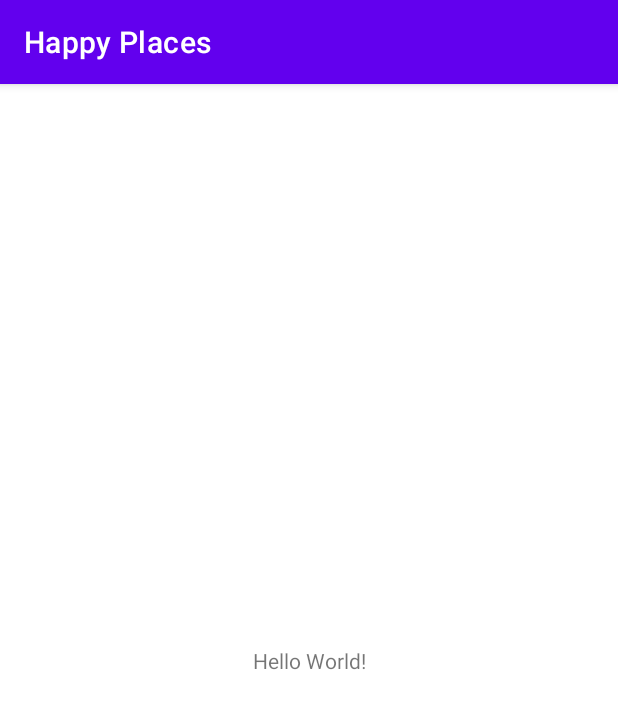
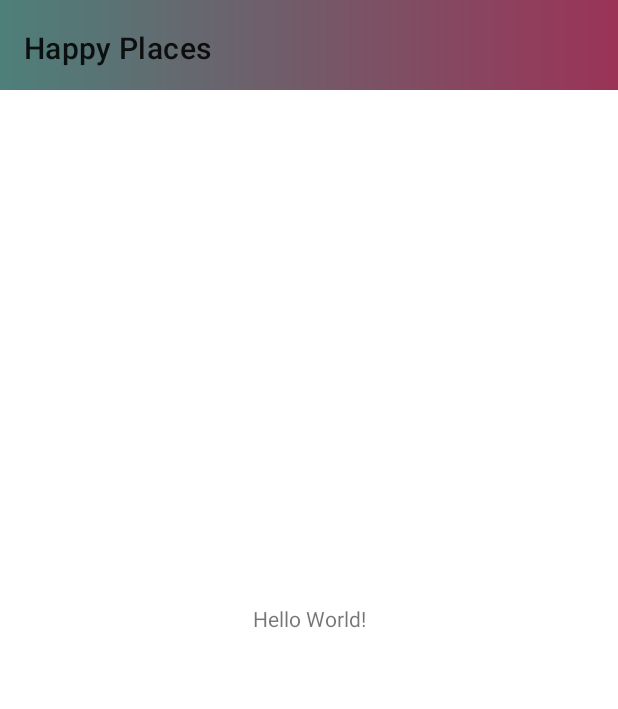
Before and after one commit to andreea-popa22/Happy-Places-Android-Java-Project, an Android app: the screen it shows after launch (MainActivity), on a phone screen of 412 x 824 dp. Shown: the top 709 px of the screen. Run offline under Robolectric (Android 15) with nearby library versions, the phone set to English and light mode, and no system bars.

Commit message:
make action bar gradient

```diff
--- a/HappyPlaces/app/src/main/java/com/happyplaces/MainActivity.java
+++ b/HappyPlaces/app/src/main/java/com/happyplaces/MainActivity.java
@@ -2,7 +2,12 @@ package com.happyplaces;
 
 import androidx.appcompat.app.AppCompatActivity;
 
+import android.graphics.Color;
+import android.graphics.drawable.Drawable;
 import android.os.Bundle;
+import android.view.View;
+import android.view.WindowManager;
+import androidx.appcompat.widget.Toolbar;
 
 public class MainActivity extends AppCompatActivity {
 
@@ -10,5 +15,8 @@ public class MainActivity extends AppCompatActivity {
     protected void onCreate(Bundle savedInstanceState) {
         super.onCreate(savedInstanceState);
         setContentView(R.layout.activity_main);
+
+        Toolbar toolbar = findViewById(R.id.toolbar);
+        setSupportActionBar(toolbar);
     }
 }
--- /dev/null
+++ b/HappyPlaces/app/src/main/res/drawable/gradient_color.xml
@@ -0,0 +1,8 @@
+<?xml version="1.0" encoding="utf-8"?>
+<shape xmlns:android="http://schemas.android.com/apk/res/android">
+    <gradient
+        android:type="linear"
+        android:angle="0"
+        android:startColor="@color/logo_green"
+        android:endColor="@color/logo_pink" />
+</shape>
--- a/HappyPlaces/app/src/main/res/layout/activity_main.xml
+++ b/HappyPlaces/app/src/main/res/layout/activity_main.xml
@@ -15,4 +15,6 @@
         app:layout_constraintRight_toRightOf="parent"
         app:layout_constraintTop_toTopOf="parent" />
 
+    <include layout="@layout/toolbar"/>
+
 </androidx.constraintlayout.widget.ConstraintLayout>
--- /dev/null
+++ b/HappyPlaces/app/src/main/res/layout/toolbar.xml
@@ -0,0 +1,15 @@
+<?xml version="1.0" encoding="utf-8"?>
+<LinearLayout xmlns:android="http://schemas.android.com/apk/res/android"
+    android:orientation="vertical" android:layout_width="match_parent"
+    android:layout_height="60sp"
+    android:background="@drawable/gradient_color"
+    android:gravity="bottom"
+    >
+
+    <androidx.appcompat.widget.Toolbar
+        android:layout_width="match_parent"
+        android:layout_height="?actionBarSize"
+        android:id="@+id/toolbar"
+        />
+
+</LinearLayout>
--- a/HappyPlaces/app/src/main/res/values-night/ids.xml
+++ /dev/null
@@ -1,11 +0,0 @@
-<?xml version="1.0" encoding="utf-8"?>
-<resources>
-    <item name="sign_in_text" type="id">sign_in_text</item>
-    <item name="til_login_email" type="id">til_login_email</item>
-    <item name="et_login_email" type="id">et_login_email</item>
-    <item name="til_login_password" type="id">til_login_password</item>
-    <item name="et_login_password" type="id">et_login_password</item>
-    <item name="btn_login" type="id">btn_login</item>
-    <item name="no_account" type="id">no_account</item>
-    <item name="tv_to_sign_up" type="id">tv_to_sign_up</item>
-</resources>
--- a/HappyPlaces/app/src/main/res/values/themes.xml
+++ b/HappyPlaces/app/src/main/res/values/themes.xml
@@ -2,16 +2,16 @@
     <!-- Base application theme. -->
     <style name="Theme.HappyPlaces" parent="Theme.MaterialComponents.DayNight.DarkActionBar">
         <!-- Primary brand color. -->
-        <item name="colorPrimary">@color/purple_500</item>
-        <item name="colorPrimaryVariant">@color/purple_700</item>
+        <item name="colorPrimary">@color/logo_green</item>
+        <item name="colorPrimaryVariant">@color/logo_pink</item>
         <item name="colorOnPrimary">@color/white</item>
         <!-- Secondary brand color. -->
         <item name="colorSecondary">@color/teal_200</item>
         <item name="colorSecondaryVariant">@color/teal_700</item>
         <item name="colorOnSecondary">@color/black</item>
-        <!-- Status bar color. -->
-        <item name="android:statusBarColor" tools:targetApi="l">?attr/colorPrimaryVariant</item>
         <!-- Customize your theme here. -->
+        <item name="windowActionBar">false</item>
+        <item name="windowNoTitle">true</item>
     </style>
 
     <style name="Theme.LoginAndSignUp" parent="Theme.MaterialComponents.DayNight.NoActionBar">
```
